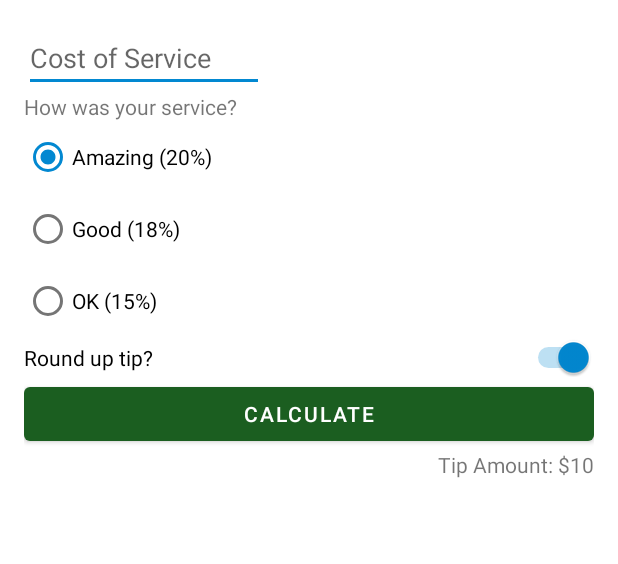
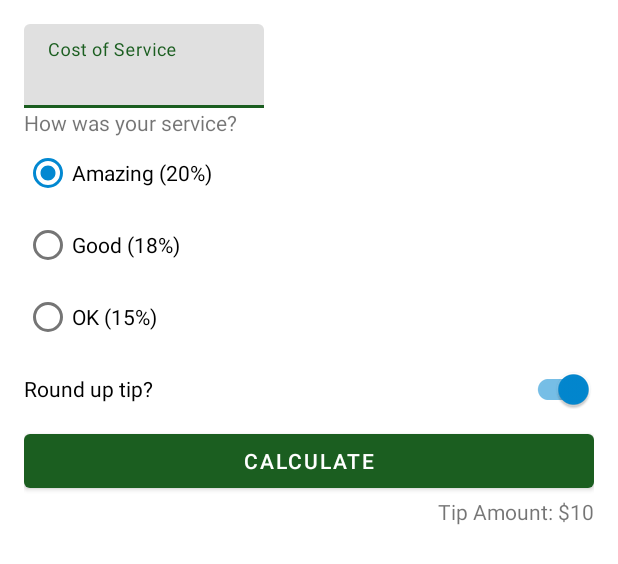
Before and after one commit to kyu-coder/Tip_Time, an Android app: the layout activity_main.xml on its own in the app's theme, with its tools: preview values and no code run, on a phone screen of 412 x 824 dp. Shown: the top 564 px of the screen. Run offline under Robolectric (Android 15) with nearby library versions, the phone set to English and light mode, and no system bars.

Commit message:
material components - textbox and switch

```diff
--- a/app/src/main/java/com/example/tiptime/MainActivity.kt
+++ b/app/src/main/java/com/example/tiptime/MainActivity.kt
@@ -22,7 +22,7 @@ class MainActivity : AppCompatActivity() {
     }
 
     private fun calculateTip() {
-        val stringInTextField = binding.costOfService.text.toString()
+        val stringInTextField = binding.costOfServiceEditText.text.toString()
         val cost = stringInTextField.toDoubleOrNull()
 
         if (cost == null) {
--- a/app/src/main/res/layout/activity_main.xml
+++ b/app/src/main/res/layout/activity_main.xml
@@ -7,14 +7,23 @@
     android:padding="16dp"
     tools:context=".MainActivity">
 
-    <EditText
+    <com.google.android.material.textfield.TextInputLayout
         android:id="@+id/cost_of_service"
         android:layout_width="160dp"
         android:layout_height="wrap_content"
         android:hint="@string/cost_of_service"
-        android:inputType="numberDecimal"
         app:layout_constraintStart_toStartOf="parent"
-        app:layout_constraintTop_toTopOf="parent" />
+        app:layout_constraintTop_toTopOf="parent">
+
+
+        <com.google.android.material.textfield.TextInputEditText
+            android:id="@+id/cost_of_service_edit_text"
+            android:layout_width="match_parent"
+            android:layout_height="wrap_content"
+            android:inputType="numberDecimal"
+            />
+
+    </com.google.android.material.textfield.TextInputLayout>
 
     <TextView
         android:id="@+id/service_question"
@@ -53,7 +62,7 @@
 
     </RadioGroup>
 
-    <Switch
+    <com.google.android.material.switchmaterial.SwitchMaterial
         android:id="@+id/round_up_switch"
         android:layout_width="0dp"
         android:layout_height="wrap_content"
```
